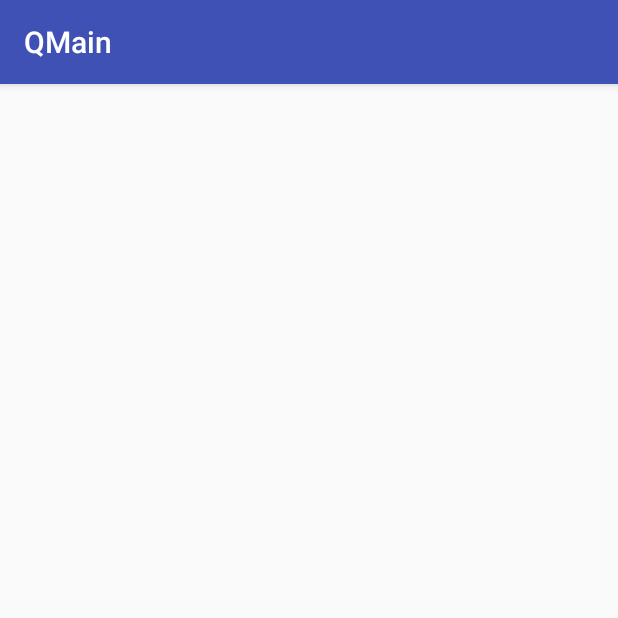
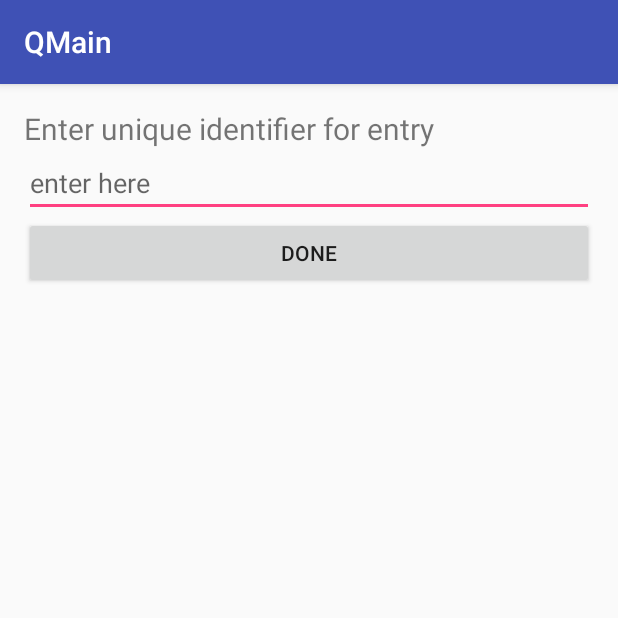
Before and after one commit to UrbanRiskSlumRedevelopment/Narad, an Android app: the Repeat screen opened directly, with no data from a screen before it, on a phone screen of 412 x 824 dp, the top half of it. Run offline under Robolectric (Android 15) with nearby library versions, the phone set to English and light mode, and no system bars; 2 statements that could not run were skipped.

Commit message:
map issue fixed but still have to make map retain location during individual questionnaire sessions; new activities for repeated chunks working, still need to implement options to display answers to filled out repeated sections during questionnaire; made small formatting changes and code changes for efficiency

```diff
--- a/QMain/app/build.gradle
+++ b/QMain/app/build.gradle
@@ -5,7 +5,7 @@ android {
     buildToolsVersion "24.0.3"
     defaultConfig {
         applicationId "com.example.qmain"
-        minSdkVersion 15
+        minSdkVersion 10
         targetSdkVersion 24
         versionCode 1
         versionName "1.0"
--- a/QMain/app/src/main/java/com/example/qmain/Repeat.java
+++ b/QMain/app/src/main/java/com/example/qmain/Repeat.java
@@ -10,15 +10,22 @@ import android.view.View;
 import android.view.inputmethod.InputMethodManager;
 import android.widget.EditText;
 import android.widget.LinearLayout;
+import android.widget.TextView;
 
+import org.w3c.dom.Document;
 import org.w3c.dom.Element;
 import org.w3c.dom.Node;
 import org.w3c.dom.NodeList;
 
 import android.widget.Button;
+import android.widget.ScrollView;
 
+import java.io.InputStream;
 import java.util.ArrayList;
 import java.util.List;
+
+import javax.xml.parsers.DocumentBuilder;
+import javax.xml.parsers.DocumentBuilderFactory;
 
 public class Repeat extends AppCompatActivity {
     Context context = this;
@@ -27,22 +34,60 @@ public class Repeat extends AppCompatActivity {
     protected void onCreate(Bundle savedInstanceState) {
         super.onCreate(savedInstanceState);
         setContentView(R.layout.activity_repeat);
+        ScrollView scroll_layout = (ScrollView) findViewById(R.id.activity_repeat);
         LinearLayout chunk = new LinearLayout(getApplicationContext());
         chunk.setOrientation(LinearLayout.VERTICAL);
+        scroll_layout.addView(chunk);
 
         Bundle bundle = getIntent().getExtras();
-        NodeList nodes = (NodeList) bundle.getSerializable("nodes");
+        NodeList nodes = null;
+        String name = bundle.getString("group name");
 
-        System.out.println(nodes.getLength());
+        Boolean skip = false;
+
+        try {
+            InputStream in = getResources().openRawResource(R.raw.questions);
+            DocumentBuilderFactory dbFactory
+                    = DocumentBuilderFactory.newInstance();
+            DocumentBuilder dBuilder = dbFactory.newDocumentBuilder();
+            Document doc = dBuilder.parse(in);
+            doc.getDocumentElement().normalize();
+            NodeList groups = doc.getElementsByTagName("group");
+            for (int g = 0; g < groups.getLength(); g++) {
+                Node gr = groups.item(g);
+                Element eE = (Element) gr;
+                String gname = ((Element) gr).getElementsByTagName("gtext").item(0).getTextContent();
+                if (gname.equals(name)){
+                    nodes = eE.getElementsByTagName("question");
+                }
+                else{
+                    System.out.println(gname);
+                    System.out.println(name);
+                }
+            }
+        } catch (Exception e){
+            skip = true;
+        }
+        TextView tv = new TextView(this);
+        tv.setText("Enter unique identifier for entry");
+        tv.setTextSize(20);
+        EditText id = new EditText(this);
+        id.setHint("enter here");
+        chunk.addView(tv);
+        chunk.addView(id);
 
         for (int temp = 0; temp < nodes.getLength(); temp++) {
+            if(skip){
+                break;
+            }
             System.out.println("add a question");
             LinearLayout repeat = new LinearLayout(context);
+            repeat.setOrientation(LinearLayout.VERTICAL);
             Node nNode = nodes.item(temp);
             if (nNode.getNodeType() == Node.ELEMENT_NODE) {
                 LinearLayout q = null;
                 Element eElement = (Element) nNode;
-                String a = " #" + Integer.toString((int) Questionnaire.Counter.size()+1);
+                String a = " #" + Integer.toString(Questionnaire.Counter.size());
                 String text = "";
                 if(eElement.getElementsByTagName("req").item(0).getTextContent().equals("T")){
                     text = eElement.getElementsByTagName("qtext").item(0).getTextContent()+a+"*";
@@ -62,7 +107,7 @@ public class Repeat extends AppCompatActivity {
                     for (int i = 0; i < choices.getLength(); i++) {
                         Node choice = choices.item(i);
                         Element e = (Element) choice;
-                        String x = e.getElementsByTagName("ctext").item(0).getTextContent().toString();
+                        String x = e.getElementsByTagName("ctext").item(0).getTextContent();
                         c.add(x);
                     }
                     q = Questionnaire.SingleChoice(text, c, hint, context, Questionnaire.builder);
@@ -72,7 +117,7 @@ public class Repeat extends AppCompatActivity {
                     for (int i = 0; i < choices.getLength(); i++) {
                         Node choice = choices.item(i);
                         Element e = (Element) choice;
-                        String x = e.getElementsByTagName("ctext").item(0).getTextContent().toString();
+                        String x = e.getElementsByTagName("ctext").item(0).getTextContent();
                         c.add(x);
                     }
                     q = Questionnaire.MultipleChoice(text, c, hint, context, Questionnaire.builder);
--- a/QMain/app/src/main/res/layout/activity_past_qs.xml
+++ b/QMain/app/src/main/res/layout/activity_past_qs.xml
@@ -1,5 +1,5 @@
 <?xml version="1.0" encoding="utf-8"?>
-<LinearLayout xmlns:android="http://schemas.android.com/apk/res/android"
+<ScrollView xmlns:android="http://schemas.android.com/apk/res/android"
     xmlns:tools="http://schemas.android.com/tools"
     android:id="@+id/activity_past_qs"
     android:layout_width="match_parent"
@@ -11,4 +11,4 @@
     android:orientation="vertical"
     tools:context="com.example.qmain.PastQs">
 
-</LinearLayout>
+</ScrollView>
--- a/QMain/app/src/main/res/layout/activity_repeat.xml
+++ b/QMain/app/src/main/res/layout/activity_repeat.xml
@@ -1,5 +1,5 @@
 <?xml version="1.0" encoding="utf-8"?>
-<RelativeLayout xmlns:android="http://schemas.android.com/apk/res/android"
+<ScrollView xmlns:android="http://schemas.android.com/apk/res/android"
     xmlns:tools="http://schemas.android.com/tools"
     android:id="@+id/activity_repeat"
     android:layout_width="match_parent"
@@ -10,4 +10,4 @@
     android:paddingTop="@dimen/activity_vertical_margin"
     tools:context="com.example.qmain.Repeat">
 
-</RelativeLayout>
+</ScrollView>
--- a/QMain/app/src/main/res/raw/questions.xml
+++ b/QMain/app/src/main/res/raw/questions.xml
@@ -1,6 +1,7 @@
 <?xml version="1.0" encoding="utf-8"?>
 <groups>
     <group name="Family">
+        <gtext>Family</gtext>
         <repeatable>F</repeatable>
         <question name="Head of Family">
             <qtext>Name of Head of the Family</qtext>
@@ -11,13 +12,13 @@
         <question name="Map">
             <qtext>Map</qtext>
             <qtype>M</qtype>
-            <qhint></qhint>
+            <qhint>None</qhint>
             <req>F</req>
         </question>
         <question name="Camera">
             <qtext>Camera</qtext>
             <qtype>C</qtype>
-            <qhint></qhint>
+            <qhint>None</qhint>
             <req>F</req>
         </question>
         <question name="Consumer Durables">
```
Also changed, not shown: QMain/app/src/main/java/com/example/qmain/PastQs.java (+8 -3 lines), QMain/app/src/main/java/com/example/qmain/Questionnaire.java (+117 -32 lines).
